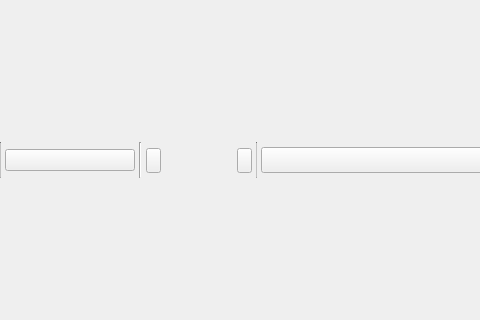
Qt form library/tulip-gui/designer/WorkspacePanel.ui (Tulip-Dev/tulip) before a commit; both pictures show x 0 to 480 and y 138 to 458 of the 943 by 595 pixel window.
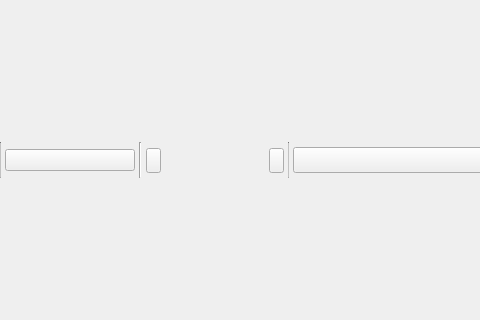
The same form after that commit. Icons and pictures are not drawn. Custom widgets are drawn as their Qt base class.

Commit message: ensure WorkSpacePanel toolbar is always visible: give it a non zero minimum size

```diff
--- a/library/tulip-gui/designer/WorkspacePanel.ui
+++ b/library/tulip-gui/designer/WorkspacePanel.ui
@@ -222,14 +222,14 @@
          <item>
           <widget class="QScrollArea" name="scrollArea">
            <property name="sizePolicy">
-            <sizepolicy hsizetype="Maximum" vsizetype="Expanding">
+            <sizepolicy hsizetype="Maximum" vsizetype="Fixed">
              <horstretch>0</horstretch>
              <verstretch>0</verstretch>
             </sizepolicy>
            </property>
            <property name="minimumSize">
             <size>
-             <width>0</width>
+             <width>100</width>
              <height>25</height>
             </size>
            </property>
@@ -259,7 +259,7 @@
              <rect>
               <x>0</x>
               <y>0</y>
-              <width>76</width>
+              <width>100</width>
               <height>25</height>
              </rect>
             </property>
```
